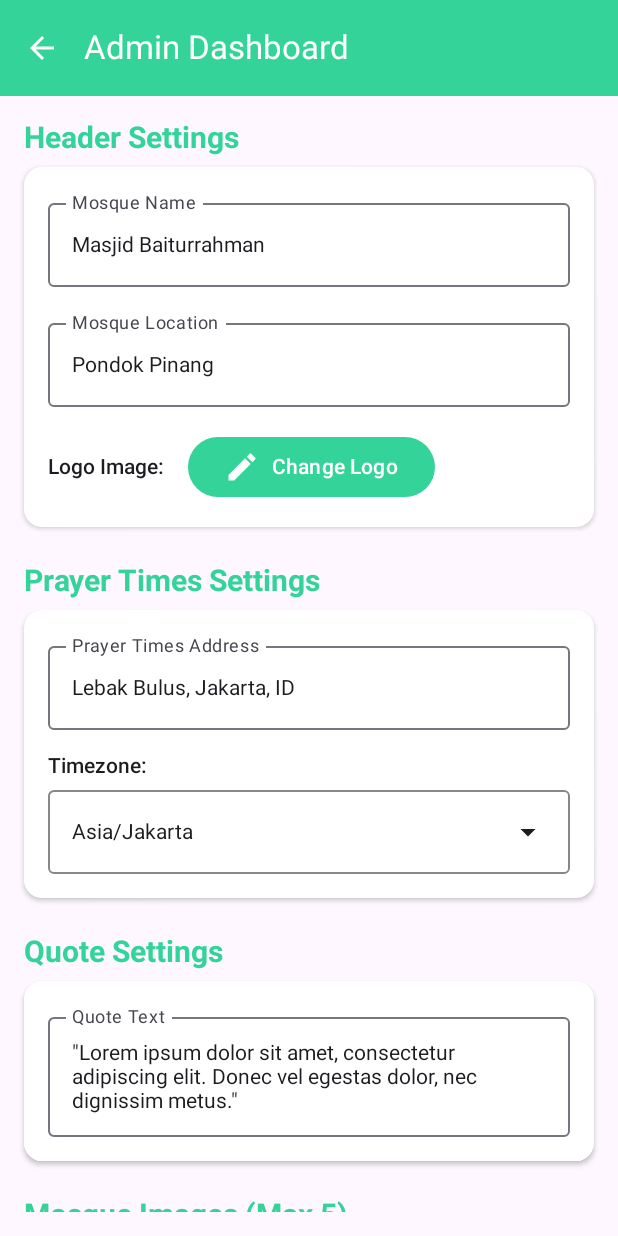
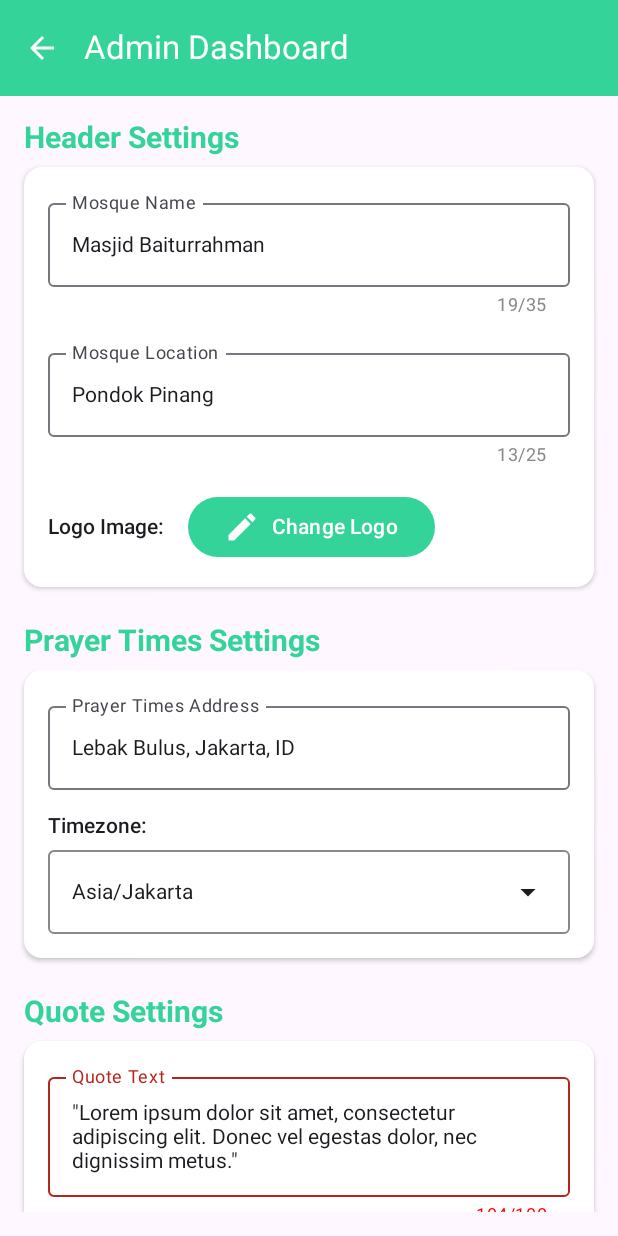
Before and after one commit to fadhilrp/baiturrahman, an Android app built with Jetpack Compose: the screen it shows after launch (MainActivity), after a tap on "Admin Settings", on a phone screen of 412 x 824 dp. Run offline under Robolectric (Android 15) with nearby library versions, the phone set to English and light mode, and no system bars; our stand-ins replace Room's generated code; pictures from the network do not load.

Commit message:
feat: added character limits + adjusted marquee text speed + minor header formatting

```diff
--- a/app/src/main/java/com/example/baiturrahman/ui/components/Header.kt
+++ b/app/src/main/java/com/example/baiturrahman/ui/components/Header.kt
@@ -17,6 +17,7 @@ import androidx.compose.ui.Modifier
 import androidx.compose.ui.platform.LocalContext
 import androidx.compose.ui.res.painterResource
 import androidx.compose.ui.text.font.FontWeight
+import androidx.compose.ui.text.style.TextAlign
 import androidx.compose.ui.unit.dp
 import androidx.compose.ui.unit.sp
 import androidx.core.net.toUri
@@ -67,6 +68,7 @@ fun Header(
         ) {
             Text(
                 text = mosqueName,
+                textAlign = TextAlign.Center,
                 fontSize = 22.sp,
                 fontWeight = FontWeight.Bold
             )
--- a/app/src/main/java/com/example/baiturrahman/ui/components/MarqueeText.kt
+++ b/app/src/main/java/com/example/baiturrahman/ui/components/MarqueeText.kt
@@ -13,16 +13,24 @@ import kotlinx.coroutines.delay
 
 @Composable
 fun MarqueeText(
-    modifier: Modifier = Modifier,
-    text: String = "Rolling Text Rolling Text Rolling Text Rolling Text Rolling Text Rolling Text Rolling Text",
+    text: String = "Rolling Text Rolling Text Rolling Text Rolling Text Rolling Text Rolling Text Rolling Text Rolling",
 ) {
     var offset by remember { mutableFloatStateOf(0f) }
 
+    // Calculate speed based on text length
+    // Shorter text should move faster to maintain visual interest
+    val baseSpeed = 1f // Base speed (pixels per frame)
+    val speedMultiplier = maxOf(0.8f, minOf(1.5f, 100f / text.length.toFloat()))
+    val speed = baseSpeed * speedMultiplier
+
+    // Calculate reset position based on text length
+    val resetPosition = 980f // Default reset position
+
     LaunchedEffect(text) {
         while(true) {
-            delay(50)
-            offset -= 2f
-            if (offset < -2000f) offset = 800f // Reset position when text moves off screen
+            delay(14) // ~60fps
+            offset -= speed
+            if (offset < -800f) offset = resetPosition // Reset position when text moves off screen
         }
     }
 
--- a/app/src/main/java/com/example/baiturrahman/ui/screens/AdminDashboard.kt
+++ b/app/src/main/java/com/example/baiturrahman/ui/screens/AdminDashboard.kt
@@ -64,6 +64,7 @@ import androidx.compose.ui.graphics.Color
 import androidx.compose.ui.layout.ContentScale
 import androidx.compose.ui.platform.LocalContext
 import androidx.compose.ui.text.font.FontWeight
+import androidx.compose.ui.text.style.TextAlign
 import androidx.compose.ui.unit.dp
 import androidx.compose.ui.unit.sp
 import androidx.core.content.ContextCompat
@@ -95,6 +96,12 @@ fun AdminDashboard(
     var prayerAddress by remember { mutableStateOf(viewModel.prayerAddress.value) }
     var prayerTimezone by remember { mutableStateOf(viewModel.prayerTimezone.value) }
     var timezoneMenuExpanded by remember { mutableStateOf(false) }
+
+    // Character count states
+    val mosqueNameCharCount = mosqueName.length
+    val mosqueLocationCharCount = mosqueLocation.length
+    val quoteTextCharCount = quoteText.length
+    val marqueeTextCharCount = marqueeText.length
 
     // Image picker launchers
     val logoImageLauncher = rememberLauncherForActivityResult(
@@ -191,20 +198,42 @@ fun AdminDashboard(
                     Column(
                         verticalArrangement = Arrangement.spacedBy(16.dp)
                     ) {
-                        // Mosque Name
+                        // Mosque Name with character limit
                         OutlinedTextField(
                             value = mosqueName,
-                            onValueChange = { mosqueName = it },
+                            onValueChange = {
+                                if (it.length <= 35) mosqueName = it
+                            },
                             label = { Text("Mosque Name") },
-                            modifier = Modifier.fillMaxWidth()
+                            modifier = Modifier.fillMaxWidth(),
+                            supportingText = {
+                                Text(
+                                    text = "$mosqueNameCharCount/35",
+                                    modifier = Modifier.fillMaxWidth(),
+                                    textAlign = TextAlign.End,
+                                    color = if (mosqueNameCharCount >= 35) Color.Red else Color.Gray
+                                )
+                            },
+                            isError = mosqueNameCharCount >= 35
                         )
 
-                        // Mosque Location
+                        // Mosque Location with character limit
                         OutlinedTextField(
                             value = mosqueLocation,
-                            onValueChange = { mosqueLocation = it },
+                            onValueChange = {
+                                if (it.length <= 25) mosqueLocation = it
+                            },
                             label = { Text("Mosque Location") },
-                            modifier = Modifier.fillMaxWidth()
+                            modifier = Modifier.fillMaxWidth(),
+                            supportingText = {
+                                Text(
+                                    text = "$mosqueLocationCharCount/25",
+                                    modifier = Modifier.fillMaxWidth(),
+                                    textAlign = TextAlign.End,
+                                    color = if (mosqueLocationCharCount >= 25) Color.Red else Color.Gray
+                                )
+                            },
+                            isError = mosqueLocationCharCount >= 25
                         )
 
                         // Logo Image
@@ -322,16 +351,27 @@ fun AdminDashboard(
                 }
             )
 
-            // Quote Section
+            // Quote Section with character limit
             AdminSection(
                 title = "Quote Settings",
                 content = {
                     OutlinedTextField(
                         value = quoteText,
-                        onValueChange = { quoteText = it },
+                        onValueChange = {
+                            if (it.length <= 100) quoteText = it
+                        },
                         label = { Text("Quote Text") },
                         modifier = Modifier.fillMaxWidth(),
-                        minLines = 3
+                        minLines = 3,
+                        supportingText = {
+                            Text(
+                                text = "$quoteTextCharCount/100",
+                                modifier = Modifier.fillMaxWidth(),
+                                textAlign = TextAlign.End,
+                                color = if (quoteTextCharCount >= 100) Color.Red else Color.Gray
+                            )
+                        },
+                        isError = quoteTextCharCount >= 100
                     )
                 }
             )
@@ -435,15 +475,26 @@ fun AdminDashboard(
                 }
             )
 
-            // Marquee Text Section
+            // Marquee Text Section with character limit
             AdminSection(
                 title = "Marquee Text",
                 content = {
                     OutlinedTextField(
                         value = marqueeText,
-                        onValueChange = { marqueeText = it },
+                        onValueChange = {
+                            if (it.length <= 100) marqueeText = it
+                        },
                         label = { Text("Marquee Text") },
-                        modifier = Modifier.fillMaxWidth()
+                        modifier = Modifier.fillMaxWidth(),
+                        supportingText = {
+                            Text(
+                                text = "$marqueeTextCharCount/100",
+                                modifier = Modifier.fillMaxWidth(),
+                                textAlign = TextAlign.End,
+                                color = if (marqueeTextCharCount >= 100) Color.Red else Color.Gray
+                            )
+                        },
+                        isError = marqueeTextCharCount >= 100
                     )
                 }
             )
@@ -451,22 +502,12 @@ fun AdminDashboard(
             // Save Button
             Button(
                 onClick = {
-                    // Update ViewModel values
                     viewModel.updateQuoteText(quoteText)
                     viewModel.updateMosqueName(mosqueName)
                     viewModel.updateMosqueLocation(mosqueLocation)
                     viewModel.updateMarqueeText(marqueeText)
                     viewModel.updatePrayerAddress(prayerAddress)
                     viewModel.updatePrayerTimezone(prayerTimezone)
-
-                    // Save all settings to database
-                    viewModel.saveAllSettings()
-
-                    // Show confirmation message
-                    scope.launch {
-                        snackbarHostState.showSnackbar("Settings saved successfully")
-                    }
-
                     onClose()
                 },
                 colors = ButtonDefaults.buttonColors(
```
